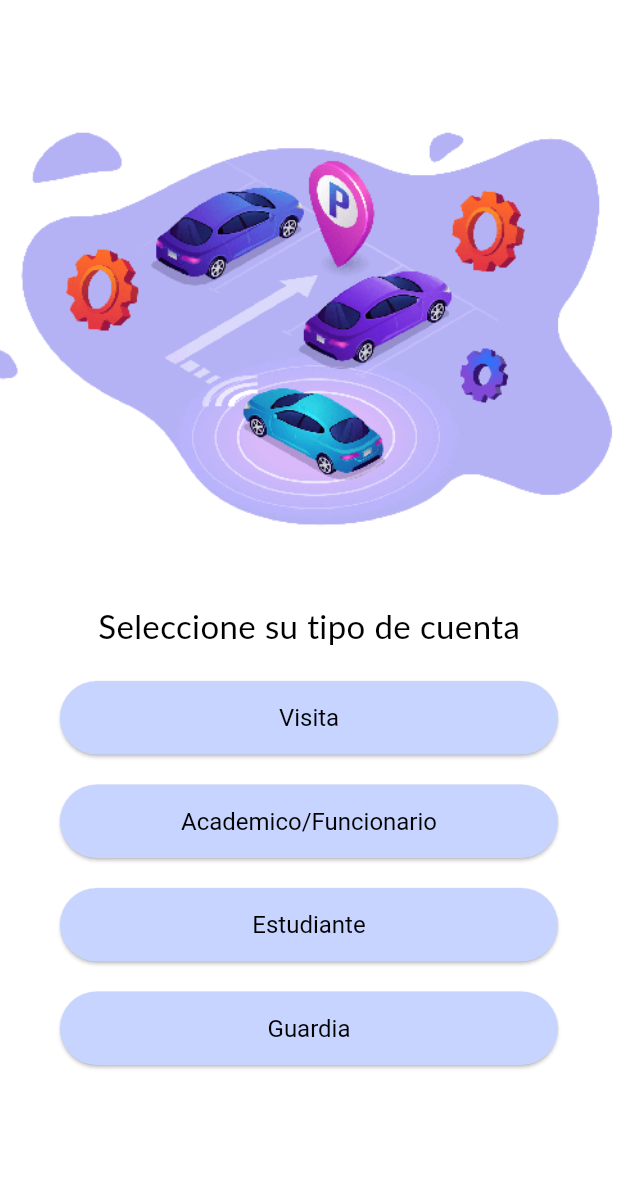
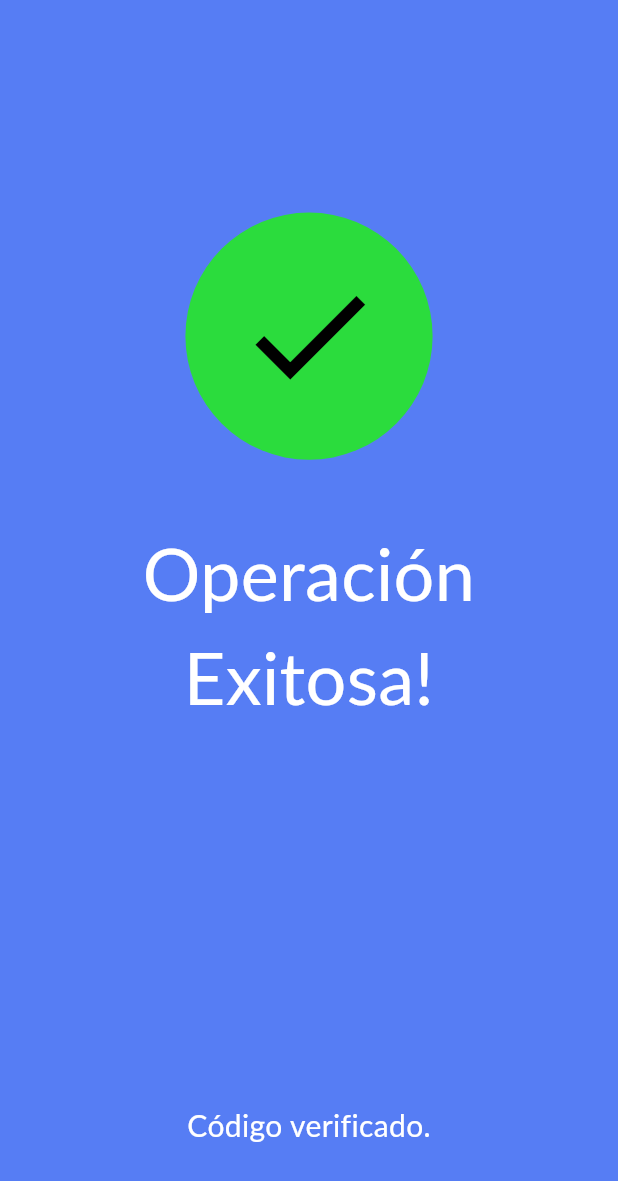
Before and after one commit to MassimoLarger/Projecto-Estacionamiento, a Flutter app: the TipodecuentaWidget screen opened directly, after a tap on "Visita", on a phone screen of 412 x 824 dp. Shown: the top 1181 px of the screen. Run offline on Flutter 3.47's test engine with Material 3 defaults, Android fonts, the light colour scheme and no system bars; our stand-ins replace google_fonts; Roboto replaces fonts that are missing (Lato).

Commit message:
Screen Verificaciones

```diff
--- /dev/null
+++ b/vistas/app_movil/lib/pantallas/operacion_exitosa.dart
@@ -0,0 +1,72 @@
+import 'package:flutter/material.dart';
+
+class CodigoVerificadoWidget extends StatefulWidget {
+  const CodigoVerificadoWidget({super.key});
+
+  @override
+  CodigoVerificadoWidgetState createState() => CodigoVerificadoWidgetState();
+}
+
+class CodigoVerificadoWidgetState extends State<CodigoVerificadoWidget> {
+  @override
+  Widget build(BuildContext context) {
+    // Usamos MediaQuery para obtener el tamaño de la pantalla
+    final screenHeight = MediaQuery.of(context).size.height;
+    final screenWidth = MediaQuery.of(context).size.width;
+
+    return Scaffold(
+      body: Container(
+        width: screenWidth, // Se ajusta al ancho de la pantalla
+        height: screenHeight, // Se ajusta a la altura de la pantalla
+        decoration: const BoxDecoration(
+          color: Color.fromRGBO(86, 125, 244, 1),
+        ),
+        child: Padding(
+          padding: EdgeInsets.only(top: screenHeight * 0.1), // 10% de la altura de la pantalla
+          child: Column(
+            mainAxisAlignment: MainAxisAlignment.center,
+            children: <Widget>[
+              Container(
+                width: screenWidth * 0.4, // 40% del ancho de la pantalla
+                height: screenWidth * 0.4, // Hace el círculo siempre proporcional al ancho
+                decoration: const BoxDecoration(
+                  shape: BoxShape.circle,
+                  color: Color.fromRGBO(43, 220, 61, 1),
+                ),
+                child: const Center(
+                  child: Icon(
+                    Icons.check,
+                    size: 100,
+                    color: Color.fromRGBO(0, 0, 0, 1),
+                  ),
+                ),
+              ),
+              SizedBox(height: screenHeight * 0.05), // 5% de la altura de la pantalla
+              const Text(
+                'Operación\nExitosa!',
+                textAlign: TextAlign.center,
+                style: TextStyle(
+                  color: Colors.white,
+                  fontFamily: 'Lato',
+                  fontSize: 48,
+                  fontWeight: FontWeight.normal,
+                ),
+              ),
+              const Padding(
+                padding: EdgeInsets.only(top: 250),
+                child: Text(
+                  'Código verificado.',
+                style: TextStyle(
+                  color: Colors.white,
+                  fontSize: 20,
+                  fontFamily: 'Lato',
+                ),
+                ),
+              ),
+            ],
+          ),
+        ),
+      ),
+    );
+  }
+}
--- a/vistas/app_movil/lib/pantallas/tipo_de_cuenta.dart
+++ b/vistas/app_movil/lib/pantallas/tipo_de_cuenta.dart
@@ -1,4 +1,6 @@
 import 'package:flutter/material.dart';
+import 'operacion_exitosa.dart';
+import 'codigo_erroneo.dart';
 
 class TipodecuentaWidget extends StatefulWidget {
   const TipodecuentaWidget({super.key});
@@ -47,10 +49,10 @@ class TipodecuentaWidgetState extends State<TipodecuentaWidget> {
                     ),
                   ),
                 ),
-                _buildButton(context, "Visita", Colors.blue), //,VisitaScreen()),
-                _buildButton(context, "Academico/Funcionario", Colors.blue), //,VisitaScreen()),
-                _buildButton(context, "Estudiante", Colors.blue), //,VisitaScreen()),
-                _buildButton(context, "Guardia", Colors.blue), //,VisitaScreen()),
+                _buildButton(context, "Visita", Colors.blue, const CodigoVerificadoErrorWidget()),
+                _buildButton(context, "Academico/Funcionario", Colors.blue, const CodigoVerificadoErrorWidget()),
+                _buildButton(context, "Estudiante", Colors.blue, const CodigoVerificadoWidget()),
+                _buildButton(context, "Guardia", Colors.blue, const CodigoVerificadoWidget()),
               ],
             ),
           ),
@@ -58,15 +60,17 @@ class TipodecuentaWidgetState extends State<TipodecuentaWidget> {
       );
     }
 
-  Widget _buildButton(BuildContext context, String text, Color color){ //, Widget destination) {
+  Widget _buildButton(BuildContext context, String text, Color color, Widget destination) {
     return Padding(
       padding: const EdgeInsets.symmetric(horizontal: 40, vertical: 10),
       child: SizedBox(
         width: double.infinity, // Makes the button expand to fill the width
         child: ElevatedButton(
           onPressed: () {
-            // Add your onPressed code here!
-            print('$text button pressed');
+            Navigator.push(
+              context,
+              MaterialPageRoute(builder: (context) => const CodigoVerificadoWidget()),
+            );
           },
           style: ElevatedButton.styleFrom(
             backgroundColor:  const Color.fromRGBO(198, 212, 255, 1), // Button color
```
Also changed, not shown: vistas/app_movil/lib/pantallas/codigo_erroneo.dart (added, +72 -0 lines).
